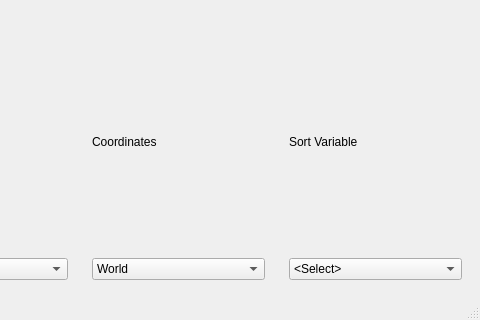
Before: the Qt Designer form braviz/interaction/qt_guis/sample_overview.ui in diego0020/braviz-app, drawn with Qt 5; both pictures show x 320 to 800 and y 280 to 600 of the 800 by 600 pixel window.
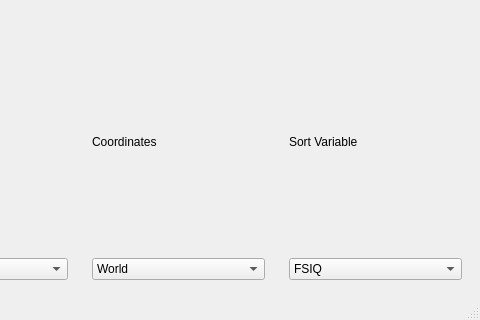
After: the same form once the commit is applied.

Patch:
```diff
--- a/braviz/interaction/qt_guis/sample_overview.ui
+++ b/braviz/interaction/qt_guis/sample_overview.ui
@@ -217,7 +217,7 @@
           <item>
            <widget class="QComboBox" name="rational_combo">
             <property name="currentIndex">
-             <number>0</number>
+             <number>1</number>
             </property>
             <item>
              <property name="text">
```
